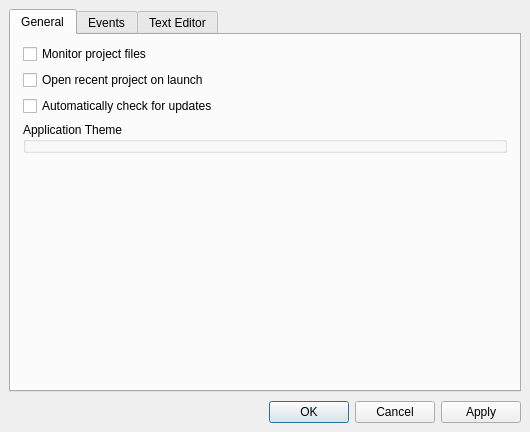
Old version of the form forms/preferenceeditor.ui in the repository huderlem/porymap.
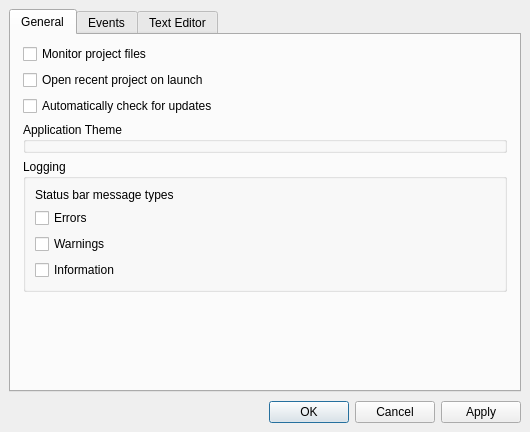
New version of the form.

Commit message: Add settings to enable/disable status bar logging

```diff
--- a/forms/preferenceeditor.ui
+++ b/forms/preferenceeditor.ui
@@ -80,6 +80,43 @@
           </property>
          </widget>
         </item>
+        <item>
+         <widget class="QGroupBox" name="groupBox_Logging">
+          <property name="title">
+           <string>Logging</string>
+          </property>
+          <layout class="QVBoxLayout" name="verticalLayout_2">
+           <item>
+            <widget class="QLabel" name="label_StatusMessages">
+             <property name="text">
+              <string>Status bar message types</string>
+             </property>
+            </widget>
+           </item>
+           <item>
+            <widget class="QCheckBox" name="checkBox_StatusErrors">
+             <property name="text">
+              <string>Errors</string>
+             </property>
+            </widget>
+           </item>
+           <item>
+            <widget class="QCheckBox" name="checkBox_StatusWarnings">
+             <property name="text">
+              <string>Warnings</string>
+             </property>
+            </widget>
+           </item>
+           <item>
+            <widget class="QCheckBox" name="checkBox_StatusInformation">
+             <property name="text">
+              <string>Information</string>
+             </property>
+            </widget>
+           </item>
+          </layout>
+         </widget>
+        </item>
         <item>
          <spacer name="verticalSpacer_4">
           <property name="orientation">
```
The commit also changes 6 other files.
